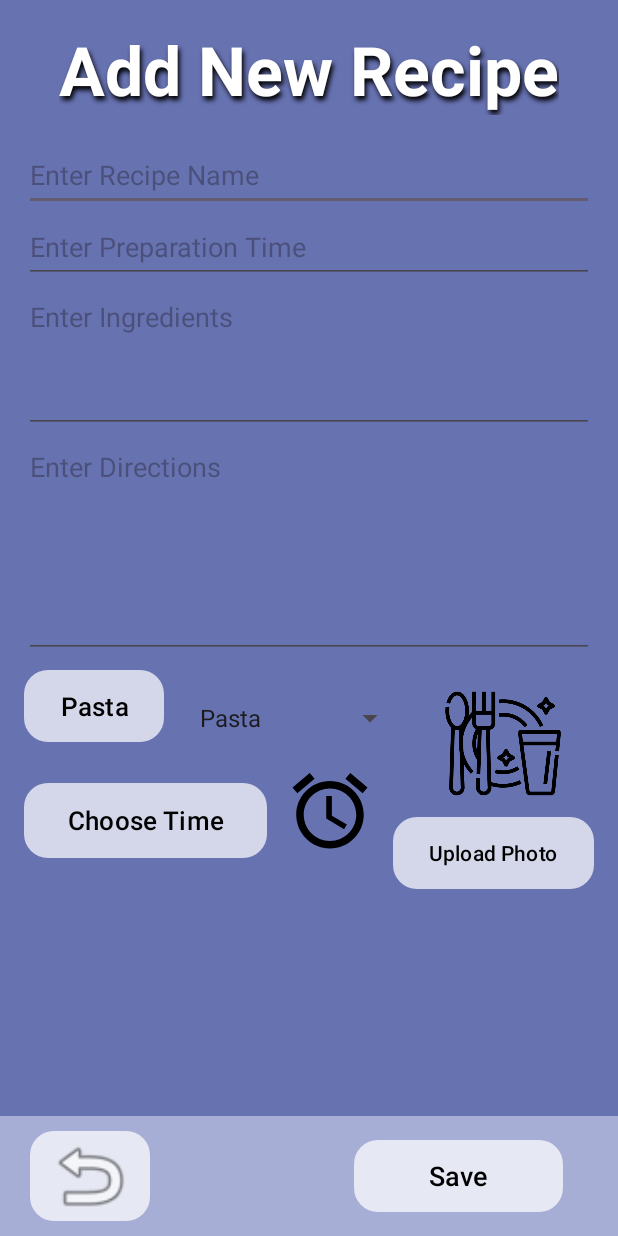
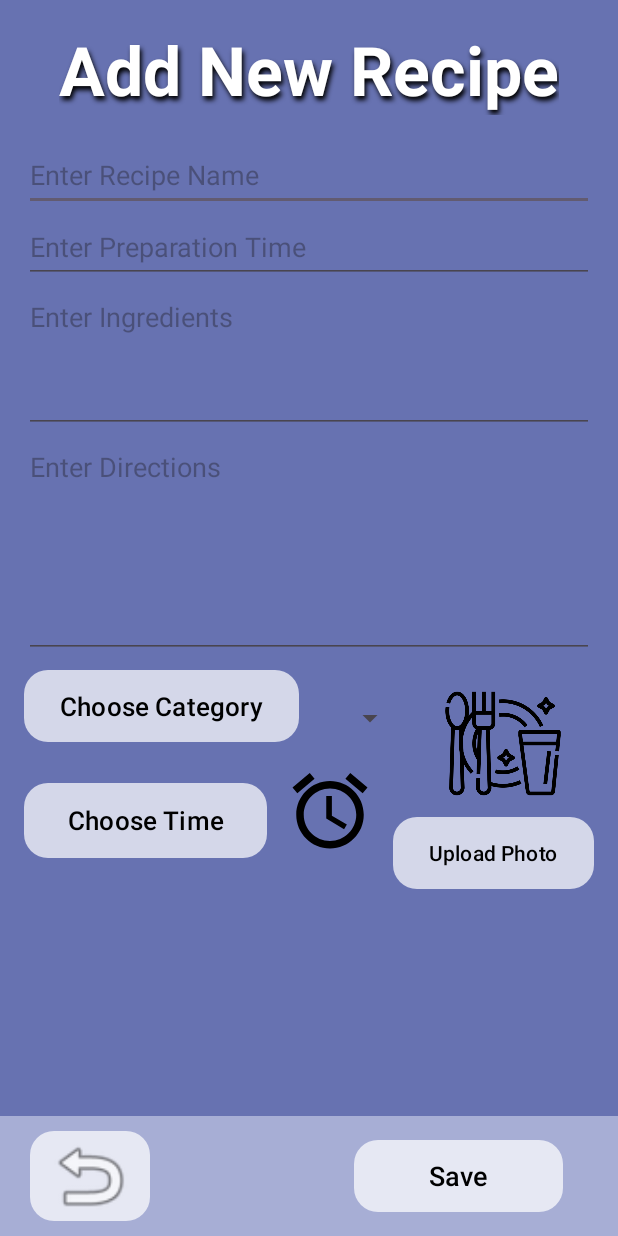
Before and after one commit to yarden7626/RecipeBook, an Android app: the screen it shows after launch (AddActivity), on a phone screen of 412 x 824 dp. Run offline under Robolectric (Android 15) with nearby library versions, the phone set to English and light mode, and no system bars.

Commit message:
commit all

```diff
--- a/app/src/main/java/com/example/recipebook/AddActivity.java
+++ b/app/src/main/java/com/example/recipebook/AddActivity.java
@@ -1,19 +1,23 @@
 package com.example.recipebook;
 
 import androidx.appcompat.app.AppCompatActivity;
-
 import android.app.AlertDialog;
 import android.content.DialogInterface;
 import android.content.Intent;
+import android.content.SharedPreferences;
 import android.os.Bundle;
 import android.util.Log;
 import android.view.View;
+import android.widget.AdapterView;
 import android.widget.ArrayAdapter;
 import android.widget.Button;
 import android.widget.ImageButton;
 import android.widget.Spinner;
 
 public class AddActivity extends AppCompatActivity {
+
+    private static final String PREFS_NAME = "RecipePrefs";
+    private static final String CATEGORY_KEY = "selectedCategoryPosition";
 
     @Override
     protected void onCreate(Bundle savedInstanceState) {
@@ -29,39 +33,42 @@
         adapter.setDropDownViewResource(android.R.layout.simple_spinner_dropdown_item);
         categorySpinner.setAdapter(adapter);
 
+        // קריאת הבחירה השמורה
+        SharedPreferences prefs = getSharedPreferences(PREFS_NAME, MODE_PRIVATE);
+        int savedPosition = prefs.getInt(CATEGORY_KEY, -1);
 
-        categorySpinner.setOnItemSelectedListener(new android.widget.AdapterView.OnItemSelectedListener() {
+        // טוענים את הבחירה הקודמת אחרי שהאדפטר נטען
+        if (savedPosition != -1) {
+            categorySpinner.setSelection(savedPosition, false);
+        }
+
+        categorySpinner.setOnItemSelectedListener(new AdapterView.OnItemSelectedListener() {
             @Override
-            public void onItemSelected(android.widget.AdapterView<?> parentView, View view, int position, long id) {
-                // מקבלים את הקטגוריה שנבחרה
-                String selectedCategory = parentView.getItemAtPosition(position).toString();
-                // מעדכנים את הטקסט של הכפתור עם שם הקטגוריה שנבחרה
-                categoryButton.setText(selectedCategory);
+            public void onItemSelected(AdapterView<?> parentView, View view, int position, long id) {
+                // שמירת הבחירה ב-SharedPreferences
+                SharedPreferences.Editor editor = getSharedPreferences(PREFS_NAME, MODE_PRIVATE).edit();
+                editor.putInt(CATEGORY_KEY, position);
+                editor.apply();
             }
 
             @Override
-            public void onNothingSelected(android.widget.AdapterView<?> parentView) {
-                // אם לא נבחר כלום (אם המשתמש לא בחר קטגוריה)
+            public void onNothingSelected(AdapterView<?> parentView) {
+                // אין צורך בפעולה כאן
             }
         });
 
-        // כפתור הספינר – הצגת והסתרת ה-Spinner בלחיצה
+        // כפתור הבחירה – מציג את הספינר בעת לחיצה
         categoryButton.setOnClickListener(v -> {
-            if (categorySpinner.getVisibility() == View.VISIBLE) {
-                categorySpinner.setVisibility(View.GONE);  // הסתרת ה-Spinner
-            } else {
-                categorySpinner.setVisibility(View.VISIBLE); // הצגת ה-Spinner
-            }
+            categorySpinner.performClick(); //פותח את הספינר
         });
 
         ImageButton backBtnAdd = findViewById(R.id.backButtonAdd);
-        //פונקציה שפותחת דיאלוג כאשר המשתמש לוחץ על כפתור חזור
-        backBtnAdd.setOnClickListener( v -> {
+        // פונקציה שפותחת דיאלוג כאשר המשתמש לוחץ על כפתור חזור
+        backBtnAdd.setOnClickListener(v -> {
             AlertDialog dialog = new AlertDialog.Builder(AddActivity.this)
-                    .setMessage("Are you sure you wanna to out? Your data will not be saved")
+                    .setMessage("Are you sure you want to exit? Your data will not be saved")
                     .setCancelable(false)
                     .setPositiveButton("Yes", new DialogInterface.OnClickListener() {
-                        //אם המשתמש בחר שכן , הוא יעבור למסך של רשימת המתכונים והמסך הנוכחי ייסגר והנתונים שערך לא יישמרו
                         @Override
                         public void onClick(DialogInterface dialog, int which) {
                             Intent intent = new Intent(AddActivity.this, MainActivity.class);
@@ -69,10 +76,9 @@
                             finish();
                         }
                     })
-                    .setNegativeButton("Cancel", null) //אם המשתמש בחר לבטל נשארים במסך הנוכחי
+                    .setNegativeButton("Cancel", null)
                     .create();
-                     dialog.show();
+            dialog.show();
         });
-
     }
 }
```
